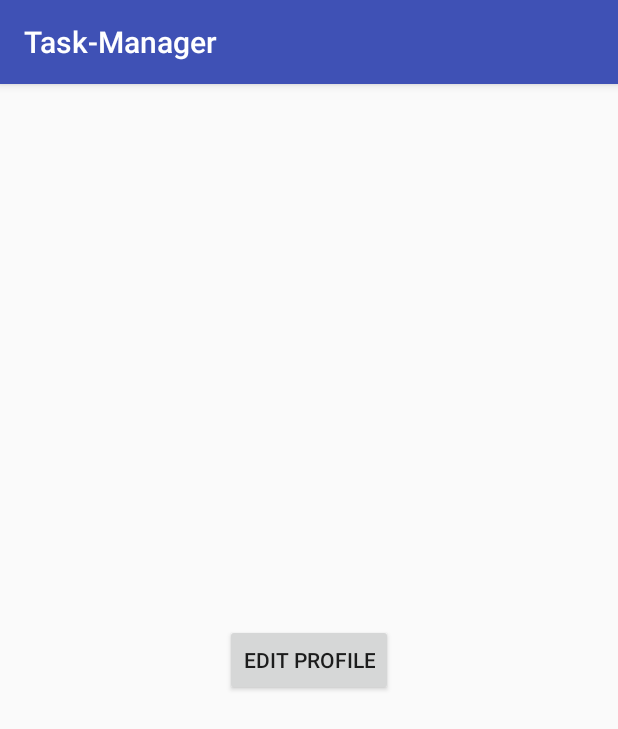
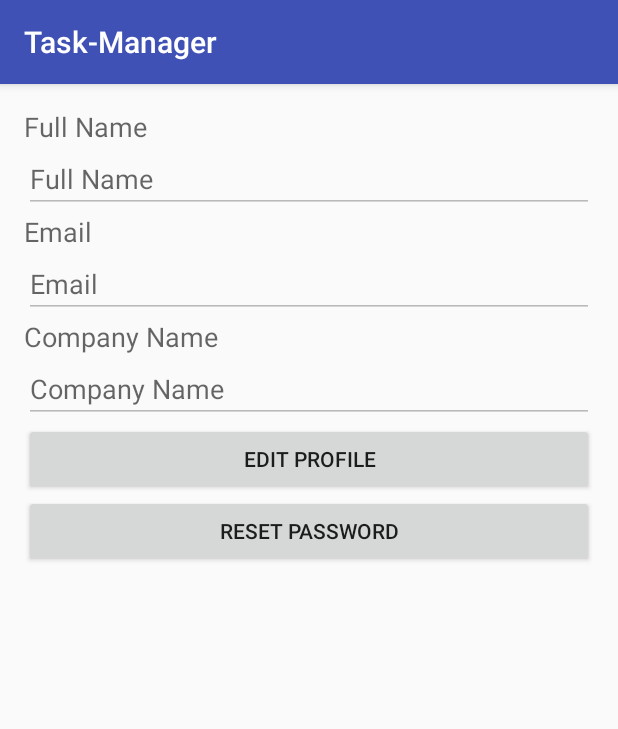
Before and after one commit to mnahm5/Task-Manager, an Android app: the Home screen opened directly, with no data from a screen before it, in the options menu, after a tap on "Profile", on a phone screen of 412 x 824 dp. Shown: the top 729 px of the screen. Run offline under Robolectric (Android 15) with nearby library versions, the phone set to English and light mode, and no system bars.

Commit message:
Added Profile Page

```diff
--- a/app/src/main/java/com/example/mnahm5/task_manager/Home.java
+++ b/app/src/main/java/com/example/mnahm5/task_manager/Home.java
@@ -12,6 +12,7 @@ import android.view.View;
 import android.widget.TextView;
 
 public class Home extends AppCompatActivity {
+    private String username, fullName, email, companyName;
 
     @Override
     protected void onCreate(Bundle savedInstanceState) {
@@ -22,10 +23,10 @@ public class Home extends AppCompatActivity {
 
         final TextView tvCompanyName = (TextView) findViewById(R.id.tvCompanyName);
         final Intent intent = getIntent();
-        final String username = intent.getStringExtra("username");
-        final String fullName = intent.getStringExtra("fullName");
-        final String email = intent.getStringExtra("email");
-        final String companyName = intent.getStringExtra("companyName");
+        username = intent.getStringExtra("username");
+        fullName = intent.getStringExtra("fullName");
+        email = intent.getStringExtra("email");
+        companyName = intent.getStringExtra("companyName");
         tvCompanyName.setText(companyName);
     }
     @Override
@@ -45,6 +46,10 @@ public class Home extends AppCompatActivity {
         //noinspection SimplifiableIfStatement
         if (id == R.id.action_profile) {
             Intent intent = new Intent(Home.this, Profile.class);
+            intent.putExtra("username", username);
+            intent.putExtra("fullName", fullName);
+            intent.putExtra("email", email);
+            intent.putExtra("companyName", companyName);
             Home.this.startActivity(intent);
             return true;
         }
--- a/app/src/main/java/com/example/mnahm5/task_manager/Profile.java
+++ b/app/src/main/java/com/example/mnahm5/task_manager/Profile.java
@@ -1,13 +1,55 @@
 package com.example.mnahm5.task_manager;
 
+import android.content.Intent;
+import android.opengl.EGLDisplay;
 import android.support.v7.app.AppCompatActivity;
 import android.os.Bundle;
+import android.view.View;
+import android.widget.Button;
+import android.widget.EditText;
 
 public class Profile extends AppCompatActivity {
+
+    private boolean flag = false;
 
     @Override
     protected void onCreate(Bundle savedInstanceState) {
         super.onCreate(savedInstanceState);
         setContentView(R.layout.activity_profile);
+
+        final EditText etFullName = (EditText) findViewById(R.id.etFullName);
+        final EditText etEmail = (EditText) findViewById(R.id.etEmail);
+        final EditText etCompanyName = (EditText) findViewById(R.id.etCompanyName);
+        final Button btEdit = (Button) findViewById(R.id.btEdit);
+        final Button btResetPassword = (Button) findViewById(R.id.btResetPassword);
+
+        Intent intent = getIntent();
+        String username = intent.getStringExtra("username");
+        String fullName = intent.getStringExtra("fullName");
+        String email = intent.getStringExtra("email");
+        String companyName = intent.getStringExtra("companyName");
+
+        etFullName.setText(fullName);
+        etEmail.setText(email);
+        etCompanyName.setText(companyName);
+
+        etFullName.setEnabled(false);
+        etEmail.setEnabled(false);
+        etCompanyName.setEnabled(false);
+
+        btEdit.setOnClickListener(new View.OnClickListener() {
+            @Override
+            public void onClick(View view) {
+                if (!flag) {
+                    etFullName.setEnabled(true);
+                    etEmail.setEnabled(true);
+                    etCompanyName.setEnabled(true);
+                    String btMsg = "Save Changes";
+                    btEdit.setText(btMsg);
+                    flag = true;
+                }
+            }
+        });
+
     }
 }
--- a/app/src/main/java/com/example/mnahm5/task_manager/Register.java
+++ b/app/src/main/java/com/example/mnahm5/task_manager/Register.java
@@ -5,7 +5,6 @@ import android.support.v7.app.AlertDialog;
 import android.support.v7.app.AppCompatActivity;
 import android.os.Bundle;
 import android.view.View;
-import android.view.inputmethod.EditorInfo;
 import android.widget.Button;
 import android.widget.EditText;
 import android.widget.TextView;
@@ -29,7 +28,7 @@ public class Register extends AppCompatActivity {
         final EditText etPassword2 = (EditText) findViewById(R.id.etPassword2);
         final EditText etFullName = (EditText) findViewById(R.id.etFullName);
         final EditText etEmail = (EditText) findViewById(R.id.etEmail);
-        final EditText etCompanyName = (EditText) findViewById(R.id.etCompanyName);
+        final EditText etCompanyName = (EditText) findViewById(R.id.tvCompanyName);
         final Button btRegister = (Button) findViewById(R.id.btRegister);
         final TextView tvLoginLink = (TextView) findViewById(R.id.tvLoginLink);
 
--- a/app/src/main/res/layout/activity_profile.xml
+++ b/app/src/main/res/layout/activity_profile.xml
@@ -9,11 +9,82 @@
     android:paddingTop="@dimen/activity_vertical_margin"
     tools:context="com.example.mnahm5.task_manager.Profile">
 
+    <TextView
+        android:layout_width="wrap_content"
+        android:layout_height="wrap_content"
+        android:textAppearance="?android:attr/textAppearanceMedium"
+        android:text="@string/full_name"
+        android:id="@+id/tvFullName"
+        android:layout_alignParentTop="true"
+        android:layout_alignParentStart="true"
+        android:layout_alignParentEnd="true" />
+
+    <EditText
+        android:layout_width="wrap_content"
+        android:layout_height="wrap_content"
+        android:inputType="textPersonName"
+        android:ems="10"
+        android:id="@+id/etFullName"
+        android:layout_below="@+id/tvFullName"
+        android:layout_alignParentStart="true"
+        android:layout_alignParentEnd="true"
+        android:hint="@string/full_name" />
+
+    <TextView
+        android:layout_width="wrap_content"
+        android:layout_height="wrap_content"
+        android:textAppearance="?android:attr/textAppearanceMedium"
+        android:id="@+id/tvEmail"
+        android:layout_below="@+id/etFullName"
+        android:layout_alignParentStart="true"
+        android:layout_alignParentEnd="true"
+        android:text="@string/email" />
+
+    <EditText
+        android:layout_width="wrap_content"
+        android:layout_height="wrap_content"
+        android:inputType="textEmailAddress"
+        android:ems="10"
+        android:id="@+id/etEmail"
+        android:layout_below="@+id/tvEmail"
+        android:layout_alignParentStart="true"
+        android:layout_alignParentEnd="true"
+        android:hint="@string/email" />
+
+    <TextView
+        android:layout_width="wrap_content"
+        android:layout_height="wrap_content"
+        android:textAppearance="?android:attr/textAppearanceMedium"
+        android:id="@+id/tvCompanyName"
+        android:layout_below="@+id/etEmail"
+        android:layout_alignParentStart="true"
+        android:layout_alignParentEnd="true"
+        android:text="@string/company_name" />
+
+    <EditText
+        android:layout_width="wrap_content"
+        android:layout_height="wrap_content"
+        android:id="@+id/etCompanyName"
+        android:layout_below="@+id/tvCompanyName"
+        android:layout_alignParentStart="true"
+        android:layout_alignParentEnd="true"
+        android:hint="@string/company_name" />
+
     <Button
         android:layout_width="wrap_content"
         android:layout_height="wrap_content"
-        android:text="Edit Profile"
+        android:text="@string/edit_profile"
         android:id="@+id/btEdit"
-        android:layout_centerVertical="true"
-        android:layout_centerHorizontal="true" />
+        android:layout_below="@+id/etCompanyName"
+        android:layout_alignParentStart="true"
+        android:layout_alignParentEnd="true" />
+
+    <Button
+        android:layout_width="wrap_content"
+        android:layout_height="wrap_content"
+        android:text="@string/reset_password"
+        android:id="@+id/btResetPassword"
+        android:layout_below="@+id/btEdit"
+        android:layout_alignParentStart="true"
+        android:layout_alignParentEnd="true" />
 </RelativeLayout>
--- a/app/src/main/res/layout/activity_register.xml
+++ b/app/src/main/res/layout/activity_register.xml
@@ -23,7 +23,7 @@
     <EditText
         android:layout_width="wrap_content"
         android:layout_height="wrap_content"
-        android:id="@+id/etCompanyName"
+        android:id="@+id/tvCompanyName"
         android:layout_below="@+id/etFullName"
         android:layout_alignParentStart="true"
         android:layout_alignParentEnd="true"
@@ -35,7 +35,7 @@
         android:inputType="textEmailAddress"
         android:ems="10"
         android:id="@+id/etEmail"
-        android:layout_below="@+id/etCompanyName"
+        android:layout_below="@+id/tvCompanyName"
         android:layout_alignParentStart="true"
         android:layout_alignParentEnd="true"
         android:hint="@string/email" />
--- a/app/src/main/res/values/strings.xml
+++ b/app/src/main/res/values/strings.xml
@@ -11,4 +11,6 @@
     <string name="login">Login</string>
     <string name="don_apos_t_have_an_account_nregister_here">Don\'t have an account\nRegister Here</string>
     <string name="title_activity_home">Home</string>
+    <string name="edit_profile">Edit Profile</string>
+    <string name="reset_password">Reset Password</string>
 </resources>
```
